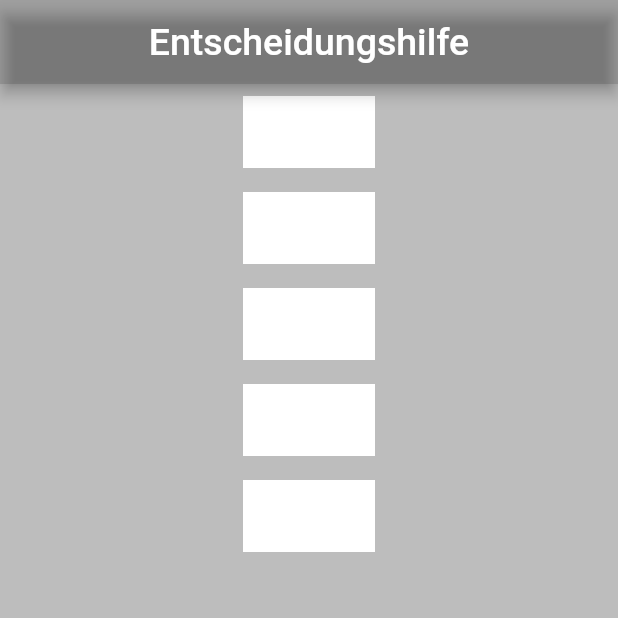
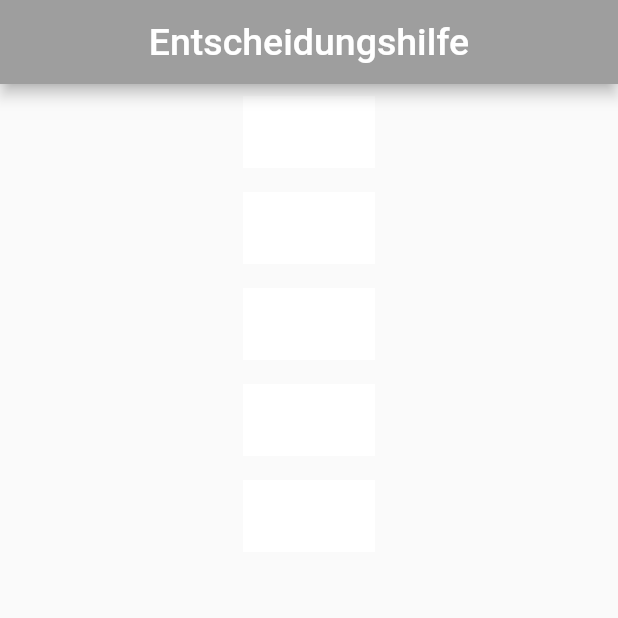
Before and after one commit to BogyMitutoyoCTL/Praktikums-App-2023-05, a Flutter app: the screen it shows after launch, on a phone screen of 412 x 824 dp, the top half of it. Run offline on Flutter 3.47's test engine with Material 2 defaults, Android fonts, the phone set to English and light mode, and no system bars.

Commit message:
Farben verändert

```diff
--- a/decision_making_app/lib/StartWidget.dart
+++ b/decision_making_app/lib/StartWidget.dart
@@ -18,9 +18,10 @@ class _StartWidgetState extends State<StartWidget> {
           child: Container(child: MaterialButton(onPressed: zufall), color: Colors.white,),
         ),);
       }
+    //TODO Inhalte in Buttons
     return Scaffold(
       appBar: AppBar(
-        backgroundColor: Colors.black12,
+        //backgroundColor: Colors.black12,
         title: Center(
           child: Padding(
             padding: const EdgeInsets.all(10.0),
@@ -35,7 +36,7 @@ class _StartWidgetState extends State<StartWidget> {
             ),
           ),
 
-      backgroundColor: Colors.black26,
+      //backgroundColor: Colors.black26,
 
     );
   }
```
